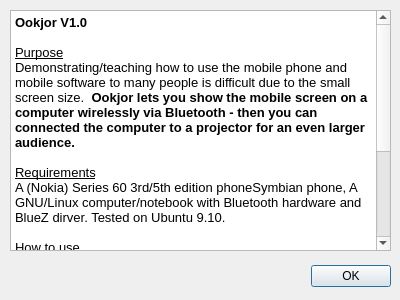
First picture: the form in aboutookjordialog.ui, repository ykasidit/Ookjor, before the edit.
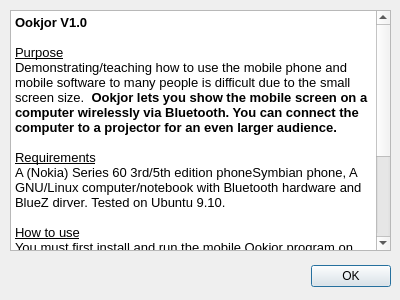
Second picture: the form after the edit.

Commit message: added steps, disconnect, layout resizing, updated todos

What changed in the file:
```diff
--- a/aboutookjordialog.ui
+++ b/aboutookjordialog.ui
@@ -46,7 +46,7 @@
 &lt;p style=&quot; margin-top:0px; margin-bottom:0px; margin-left:0px; margin-right:0px; -qt-block-indent:0; text-indent:0px;&quot;&gt;&lt;span style=&quot; font-weight:600;&quot;&gt;Ookjor V1.0&lt;/span&gt;&lt;/p&gt;
 &lt;p style=&quot;-qt-paragraph-type:empty; margin-top:0px; margin-bottom:0px; margin-left:0px; margin-right:0px; -qt-block-indent:0; text-indent:0px; font-weight:600;&quot;&gt;&lt;/p&gt;
 &lt;p style=&quot; margin-top:0px; margin-bottom:0px; margin-left:0px; margin-right:0px; -qt-block-indent:0; text-indent:0px;&quot;&gt;&lt;span style=&quot; text-decoration: underline;&quot;&gt;Purpose&lt;/span&gt;&lt;/p&gt;
-&lt;p style=&quot; margin-top:0px; margin-bottom:0px; margin-left:0px; margin-right:0px; -qt-block-indent:0; text-indent:0px;&quot;&gt;Demonstrating/teaching how to use the mobile phone and mobile software to many people is difficult due to the small screen size.  &lt;span style=&quot; font-weight:600;&quot;&gt;Ookjor lets you show the mobile screen on a computer wirelessly via Bluetooth - then you can connected the computer to a projector for an even larger audience. &lt;/span&gt;&lt;/p&gt;
+&lt;p style=&quot; margin-top:0px; margin-bottom:0px; margin-left:0px; margin-right:0px; -qt-block-indent:0; text-indent:0px;&quot;&gt;Demonstrating/teaching how to use the mobile phone and mobile software to many people is difficult due to the small screen size.  &lt;span style=&quot; font-weight:600;&quot;&gt;Ookjor lets you show the mobile screen on a computer wirelessly via Bluetooth. You can connect the computer to a projector for an even larger audience. &lt;/span&gt;&lt;/p&gt;
 &lt;p style=&quot;-qt-paragraph-type:empty; margin-top:0px; margin-bottom:0px; margin-left:0px; margin-right:0px; -qt-block-indent:0; text-indent:0px; font-weight:600;&quot;&gt;&lt;/p&gt;
 &lt;p style=&quot; margin-top:0px; margin-bottom:0px; margin-left:0px; margin-right:0px; -qt-block-indent:0; text-indent:0px;&quot;&gt;&lt;span style=&quot; text-decoration: underline;&quot;&gt;Requirements&lt;/span&gt;&lt;/p&gt;
 &lt;p style=&quot; margin-top:0px; margin-bottom:0px; margin-left:0px; margin-right:0px; -qt-block-indent:0; text-indent:0px;&quot;&gt;A (Nokia) Series 60 3rd/5th edition phoneSymbian phone, A GNU/Linux computer/notebook with Bluetooth hardware and BlueZ dirver. Tested on Ubuntu 9.10.&lt;/p&gt;
```
The commit also changes 6 other files.
